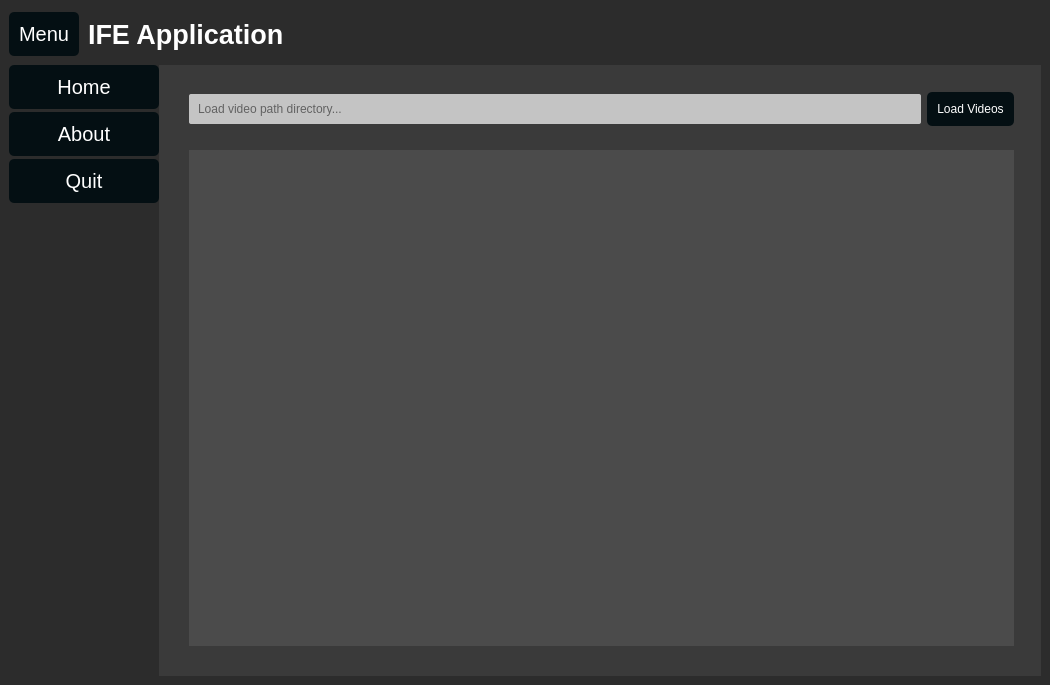
The window that Sources/ui_mainwindow.ui (farruck-tusar/IFE_Python) describes before a commit, drawn with Qt 5.
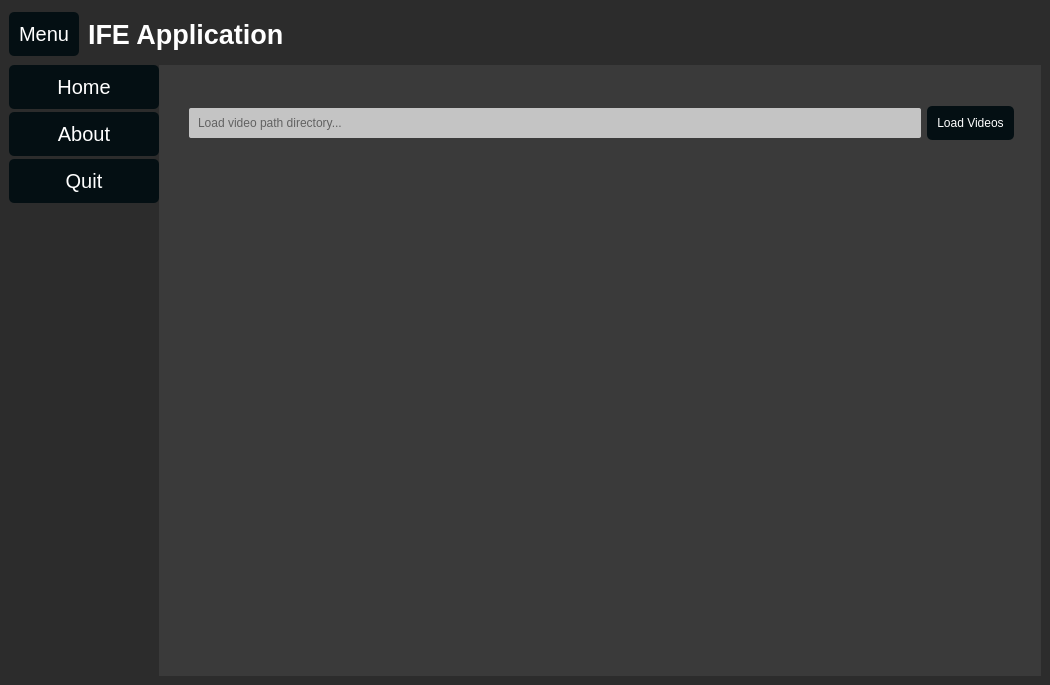
The same window after the commit. Icons and pictures are not drawn.

Commit message: Add video previews after selecting folder

What changed in the file:
```diff
--- a/Sources/ui_mainwindow.ui
+++ b/Sources/ui_mainwindow.ui
@@ -353,6 +353,18 @@
              <layout class="QVBoxLayout" name="verticalLayout_5">
               <item>
                <widget class="QFrame" name="frame_loadVideo">
+                <property name="minimumSize">
+                 <size>
+                  <width>0</width>
+                  <height>80</height>
+                 </size>
+                </property>
+                <property name="maximumSize">
+                 <size>
+                  <width>16777215</width>
+                  <height>80</height>
+                 </size>
+                </property>
                 <property name="frameShape">
                  <enum>QFrame::StyledPanel</enum>
                 </property>
@@ -397,11 +409,7 @@
                 </property>
                 <layout class="QVBoxLayout" name="verticalLayout_6">
                  <item>
-                  <widget class="QListWidget" name="video_list">
-                   <property name="styleSheet">
-                    <string notr="true">background-color: rgb(75, 75, 75);</string>
-                   </property>
-                  </widget>
+                  <layout class="QGridLayout" name="video_preview"/>
                  </item>
                 </layout>
                </widget>
```
The commit also changes 3 other files.
